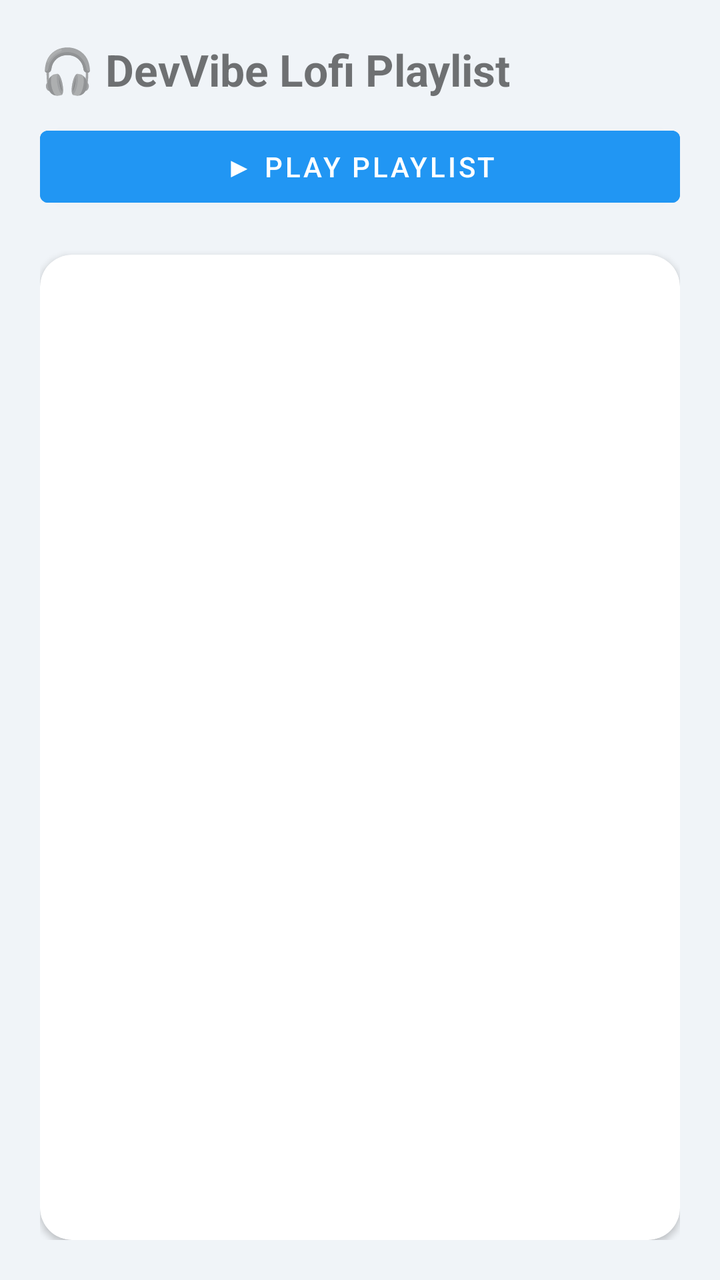
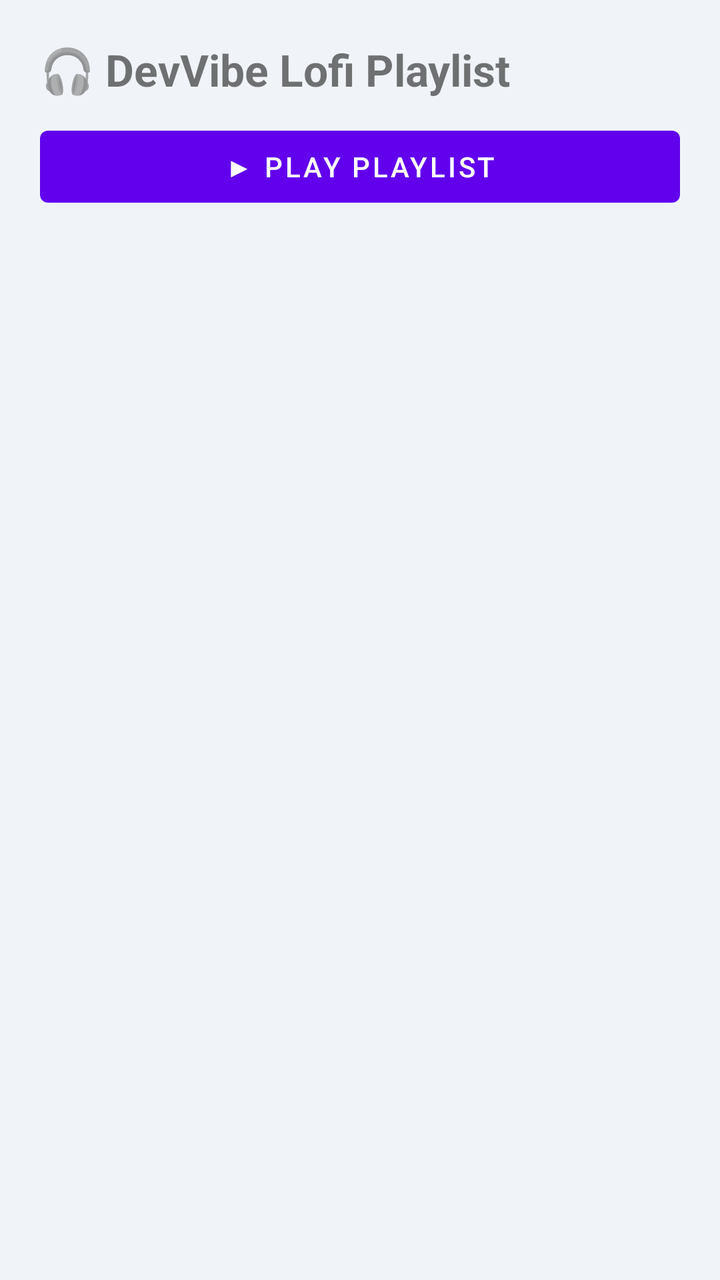

Before-and-after screenshots of an Android layout around one commit, followed by the original layout XML and the change that was made.
<!-- AndroidManifest.xml: application theme Theme.DevVibe -->
<!-- res/layout/activity_music.xml -->
<LinearLayout xmlns:android="http://schemas.android.com/apk/res/android"
    xmlns:app="http://schemas.android.com/apk/res-auto"
    android:orientation="vertical"
    android:background="#f0f4f8"
    android:layout_width="match_parent"
    android:layout_height="match_parent">

    

    <LinearLayout
        android:id="@+id/playlistLayout"
        android:orientation="vertical"
        android:padding="20dp"
        android:layout_width="match_parent"
        android:layout_height="match_parent">

        <TextView
            android:text="🎧 DevVibe Lofi Playlist"
            android:textStyle="bold"
            android:textSize="22sp"
            android:layout_marginBottom="10dp"
            android:layout_width="wrap_content"
            android:layout_height="wrap_content"/>

        <Button
            android:id="@+id/btnStartPlaylist"
            android:text="▶ Play Playlist"
            android:backgroundTint="#2196F3"
            android:layout_marginBottom="20dp"
            android:layout_width="match_parent"
            android:layout_height="wrap_content"/>

        <com.google.android.material.card.MaterialCardView
            app:cardCornerRadius="16dp"
            app:cardElevation="2dp"
            android:layout_width="match_parent"
            android:layout_height="match_parent">

            <androidx.recyclerview.widget.RecyclerView
                android:id="@+id/playlistRecycler"
                android:layout_width="match_parent"
                android:layout_height="match_parent"/>

        </com.google.android.material.card.MaterialCardView>

    </LinearLayout>


    

    <LinearLayout
        android:id="@+id/playerLayout"
        android:visibility="gone"
        android:gravity="center"
        android:padding="24dp"
        android:orientation="vertical"
        android:layout_width="match_parent"
        android:layout_height="match_parent">

        <Button
            android:id="@+id/btnBackPlaylist"
            android:text="⬅ Playlist"
            android:layout_gravity="start"
            android:layout_width="wrap_content"
            android:layout_height="wrap_content"/>

        <ImageView
            android:id="@+id/vinylImage"
            android:layout_width="150dp"
            android:layout_height="150dp"
            android:layout_marginTop="20dp"
            android:layout_marginBottom="20dp"
            android:src="@drawable/vinyl"/>

        <TextView
            android:id="@+id/musicTitle"
            android:layout_width="match_parent"
            android:layout_height="wrap_content"
            android:text="🎵 Lofi Music"
            android:textSize="20sp"
            android:textStyle="bold"
            android:singleLine="true"
            android:ellipsize="marquee"
            android:marqueeRepeatLimit="marquee_forever"
            android:focusable="true"
            android:focusableInTouchMode="true"
            android:scrollHorizontally="true"/>

        <SeekBar
            android:id="@+id/musicProgress"
            android:layout_width="match_parent"
            android:layout_height="wrap_content"
            android:progressTint="#2196F3"
            android:thumbTint="#2196F3"
            android:progressBackgroundTint="#BBDEFB"/>

        <TextView
            android:id="@+id/timeText"
            android:text="00:00 / 00:00"
            android:layout_marginTop="5dp"
            android:layout_width="wrap_content"
            android:layout_height="wrap_content"/>

        <TextView
            android:text="🔊 Volume"
            android:layout_marginTop="20dp"
            android:layout_width="wrap_content"
            android:layout_height="wrap_content"/>

        <SeekBar
            android:id="@+id/volumeSeek"
            android:layout_width="match_parent"
            android:layout_height="wrap_content"
            android:progressTint="#2196F3"
            android:thumbTint="#2196F3"
            android:progressBackgroundTint="#BBDEFB"/>

        <LinearLayout
            style="?android:attr/buttonBarStyle"
            android:orientation="horizontal"
            android:layout_marginTop="30dp"
            android:gravity="center"
            android:layout_height="wrap_content"
            android:layout_width="match_parent">

            <Button
                android:id="@+id/btnPrev"
                style="?android:attr/buttonBarButtonStyle"
                android:text="⏮️"
                android:layout_width="70dp"
                android:layout_height="wrap_content"/>

            <Button
                android:id="@+id/btnPlay"
                style="?android:attr/buttonBarButtonStyle"
                android:text="▶️"
                android:layout_width="70dp"
                android:layout_height="wrap_content"/>

            <Button
                android:id="@+id/btnNext"
                style="?android:attr/buttonBarButtonStyle"
                android:text="⏭️"
                android:layout_width="70dp"
                android:layout_height="wrap_content"/>

        </LinearLayout>

        <Button
            android:id="@+id/btnLoop"
            android:text="Loop Off"
            android:backgroundTint="#2196F3"
            android:layout_marginTop="20dp"
            android:layout_width="150dp"
            android:layout_height="wrap_content"/>

    </LinearLayout>

</LinearLayout>
<!-- resources referenced by this layout -->
<resources>
  <!-- drawable vinyl: png bitmap (drawable, 26524 bytes) -->
  <style name="Theme.DevVibe" parent="Base.Theme.DevVibe" />
  <style name="Base.Theme.DevVibe" parent="Theme.MaterialComponents.DayNight.NoActionBar">
          
          
      </style>
</resources>

<!-- the commit's change to res/layout/activity_music.xml (unified diff, before → after) -->
@@ -1,11 +1,9 @@
+<?xml version="1.0" encoding="utf-8"?>
 <LinearLayout xmlns:android="http://schemas.android.com/apk/res/android"
-    xmlns:app="http://schemas.android.com/apk/res-auto"
     android:orientation="vertical"
     android:background="#f0f4f8"
     android:layout_width="match_parent"
     android:layout_height="match_parent">
-
-    
 
     <LinearLayout
         android:id="@+id/playlistLayout"
@@ -16,8 +14,8 @@
 
         <TextView
             android:text="🎧 DevVibe Lofi Playlist"
+            android:textSize="22sp"
             android:textStyle="bold"
-            android:textSize="22sp"
             android:layout_marginBottom="10dp"
             android:layout_width="wrap_content"
             android:layout_height="wrap_content"/>
@@ -25,42 +23,64 @@
         <Button
             android:id="@+id/btnStartPlaylist"
             android:text="▶ Play Playlist"
-            android:backgroundTint="#2196F3"
-            android:layout_marginBottom="20dp"
             android:layout_width="match_parent"
             android:layout_height="wrap_content"/>
 
-        <com.google.android.material.card.MaterialCardView
-            app:cardCornerRadius="16dp"
-            app:cardElevation="2dp"
+        <androidx.recyclerview.widget.RecyclerView
+            android:id="@+id/playlistRecycler"
             android:layout_width="match_parent"
-            android:layout_height="match_parent">
+            android:layout_height="0dp"
+            android:layout_weight="1"/>
 
-            <androidx.recyclerview.widget.RecyclerView
-                android:id="@+id/playlistRecycler"
-                android:layout_width="match_parent"
-                android:layout_height="match_parent"/>
+        <LinearLayout
+            android:id="@+id/miniPlayer"
+            android:visibility="gone"
+            android:orientation="horizontal"
+            android:padding="10dp"
+            android:background="#FFFFFF"
+            android:layout_width="match_parent"
+            android:layout_height="70dp">
 
-        </com.google.android.material.card.MaterialCardView>
+            <TextView
+                android:id="@+id/miniTitle"
+                android:layout_weight="1"
+                android:singleLine="true"
+                android:ellipsize="marquee"
+                android:marqueeRepeatLimit="marquee_forever"
+                android:focusable="true"
+                android:focusableInTouchMode="true"
+                android:scrollHorizontally="true"
+                android:layout_width="0dp"
+                android:layout_height="wrap_content"/>
+
+            <Button
+                android:id="@+id/miniPlayPause"
+                android:text="⏯"
+                android:layout_width="60dp"
+                android:layout_height="wrap_content"/>
+
+            <Button
+                android:id="@+id/miniOpenPlayer"
+                android:text="🎵"
+                android:layout_width="60dp"
+                android:layout_height="wrap_content"/>
+
+        </LinearLayout>
 
     </LinearLayout>
-
-
-    
 
     <LinearLayout
         android:id="@+id/playerLayout"
         android:visibility="gone"
+        android:orientation="vertical"
         android:gravity="center"
         android:padding="24dp"
-        android:orientation="vertical"
         android:layout_width="match_parent"
         android:layout_height="match_parent">
 
         <Button
             android:id="@+id/btnBackPlaylist"
             android:text="⬅ Playlist"
-            android:layout_gravity="start"
             android:layout_width="wrap_content"
             android:layout_height="wrap_content"/>
 
@@ -68,79 +88,57 @@
             android:id="@+id/vinylImage"
             android:layout_width="150dp"
             android:layout_height="150dp"
-            android:layout_marginTop="20dp"
-            android:layout_marginBottom="20dp"
-            android:src="@drawable/vinyl"/>
+            android:src="@drawable/vinyl"
+            android:layout_marginTop="20dp"/>
 
         <TextView
             android:id="@+id/musicTitle"
-            android:layout_width="match_parent"
-            android:layout_height="wrap_content"
-            android:text="🎵 Lofi Music"
+            android:text="🎵 Music"
             android:textSize="20sp"
             android:textStyle="bold"
             android:singleLine="true"
             android:ellipsize="marquee"
-            android:marqueeRepeatLimit="marquee_forever"
-            android:focusable="true"
-            android:focusableInTouchMode="true"
-            android:scrollHorizontally="true"/>
+            android:layout_width="match_parent"
+            android:layout_height="wrap_content"/>
 
         <SeekBar
             android:id="@+id/musicProgress"
             android:layout_width="match_parent"
-            android:layout_height="wrap_content"
-            android:progressTint="#2196F3"
-            android:thumbTint="#2196F3"
-            android:progressBackgroundTint="#BBDEFB"/>
+            android:layout_height="wrap_content"/>
 
         <TextView
             android:id="@+id/timeText"
             android:text="00:00 / 00:00"
-            android:layout_marginTop="5dp"
-            android:layout_width="wrap_content"
-            android:layout_height="wrap_content"/>
-
-        <TextView
-            android:text="🔊 Volume"
-            android:layout_marginTop="20dp"
             android:layout_width="wrap_content"
             android:layout_height="wrap_content"/>
 
         <SeekBar
             android:id="@+id/volumeSeek"
             android:layout_width="match_parent"
-            android:layout_height="wrap_content"
-            android:progressTint="#2196F3"
-            android:thumbTint="#2196F3"
-            android:progressBackgroundTint="#BBDEFB"/>
+            android:layout_height="wrap_content"/>
 
         <LinearLayout
-            style="?android:attr/buttonBarStyle"
             android:orientation="horizontal"
-            android:layout_marginTop="30dp"
             android:gravity="center"
-            android:layout_height="wrap_content"
-            android:layout_width="match_parent">
+            android:layout_marginTop="20dp"
+            android:layout_width="match_parent"
+            android:layout_height="wrap_content">
 
             <Button
                 android:id="@+id/btnPrev"
-                style="?android:attr/buttonBarButtonStyle"
-                android:text="⏮️"
+                android:text="⏮"
                 android:layout_width="70dp"
                 android:layout_height="wrap_content"/>
 
             <Button
                 android:id="@+id/btnPlay"
-                style="?android:attr/buttonBarButtonStyle"
-                android:text="▶️"
+                android:text="▶"
                 android:layout_width="70dp"
                 android:layout_height="wrap_content"/>
 
             <Button
                 android:id="@+id/btnNext"
-                style="?android:attr/buttonBarButtonStyle"
-                android:text="⏭️"
+                android:text="⏭"
                 android:layout_width="70dp"
                 android:layout_height="wrap_content"/>
 
@@ -149,8 +147,7 @@
         <Button
             android:id="@+id/btnLoop"
             android:text="Loop Off"
-            android:backgroundTint="#2196F3"
-            android:layout_marginTop="20dp"
+            android:layout_marginTop="10dp"
             android:layout_width="150dp"
             android:layout_height="wrap_content"/>
 
